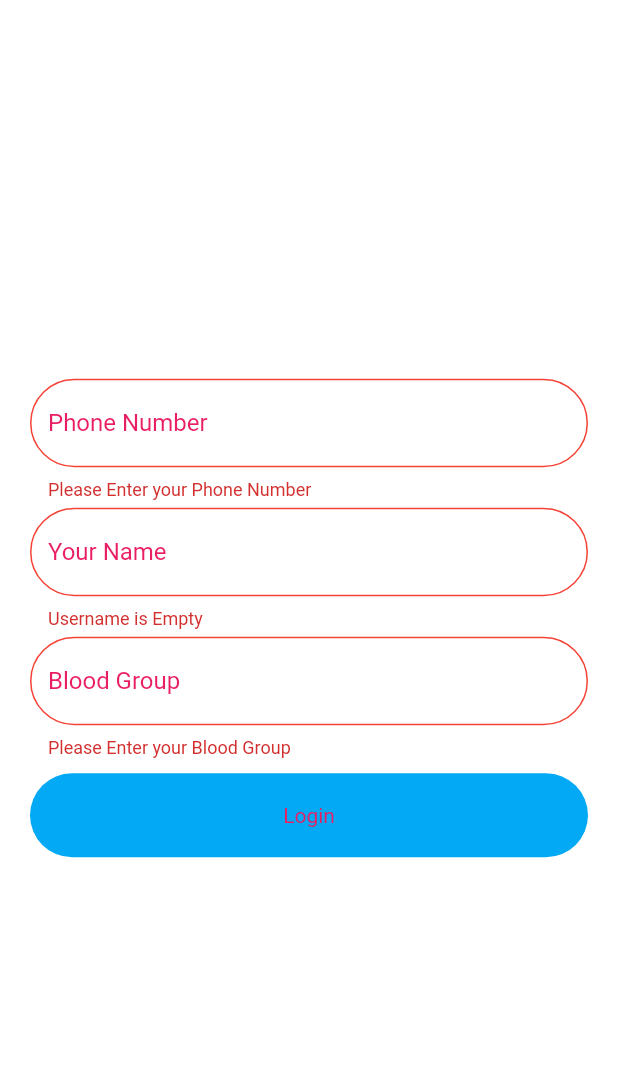
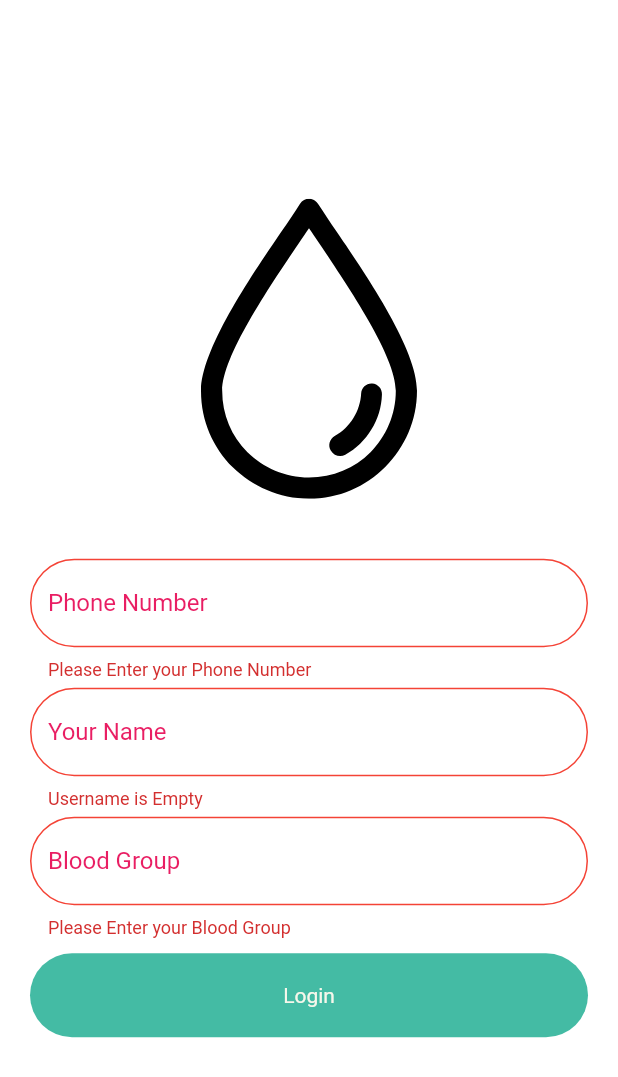
Before and after one commit to arteevraina/KnowYourDonor, a Flutter app: the screen it shows after launch, after a tap on "Login", on a phone screen of 412 x 824 dp. Shown: the top 1077 px of the screen. Run offline on Flutter 3.47's test engine with Material 2 defaults, Android fonts, the phone set to English and light mode, and no system bars; our stand-ins replace flutter_svg, google_fonts.

Commit message:
feat: assets, color codes

```diff
--- a/lib/components/button.dart
+++ b/lib/components/button.dart
@@ -1,5 +1,6 @@
 import 'package:flutter/material.dart';
 import 'package:knowyourdonor/constants/text_styles.dart';
+import 'package:knowyourdonor/constants/colors.dart';
 
 // Multipurpose Button for login and other tasks.
 Widget Button(
@@ -11,11 +12,13 @@ Widget Button(
     padding: EdgeInsets.symmetric(vertical: 20),
     width: MediaQuery.of(context).size.width,
     decoration: BoxDecoration(
-        color: backgroundColor, borderRadius: BorderRadius.circular(30)),
+      color: buttonColor,
+      borderRadius: BorderRadius.circular(30),
+    ),
     child: Center(
       child: Text(
         buttonText,
-        style: mediumTextStyle(),
+        style: buttonTextStyle(),
       ),
     ),
   );
--- a/lib/components/textbox.dart
+++ b/lib/components/textbox.dart
@@ -1,5 +1,6 @@
 import 'package:flutter/material.dart';
 import 'package:knowyourdonor/constants/text_styles.dart';
+import 'package:knowyourdonor/constants/colors.dart';
 
 // TextBox for Emails, Password, Phone Number
 Widget TextBox(
@@ -31,7 +32,9 @@ Widget TextBox(
         ),
       ),
       enabledBorder: OutlineInputBorder(
-        borderSide: BorderSide(color: Colors.blue),
+        borderSide: BorderSide(
+          color: textFieldBorderColor,
+        ),
         borderRadius: BorderRadius.all(
           Radius.circular(30),
         ),
--- /dev/null
+++ b/lib/constants/colors.dart
@@ -0,0 +1,8 @@
+import 'package:flutter/material.dart';
+
+const Color backgroundColor = Color(0xFFF6F7EB);
+const Color normalTextColor = Color(0xFF393E41);
+const Color errorTextColor = Color(0xFFE94F37);
+const Color buttonColor = Color(0xFF44BBA4);
+const Color buttonTextColor = Color(0xFFF6F7EB);
+const Color textFieldBorderColor = Color(0xFF3F88C5);
--- a/lib/constants/text_styles.dart
+++ b/lib/constants/text_styles.dart
@@ -1,5 +1,6 @@
 import 'package:flutter/material.dart';
 import 'package:google_fonts/google_fonts.dart';
+import 'package:knowyourdonor/constants/colors.dart';
 
 TextStyle mediumTextStyle() {
   return GoogleFonts.josefinSlab(
@@ -8,3 +9,11 @@ TextStyle mediumTextStyle() {
     ),
   );
 }
+
+TextStyle buttonTextStyle() {
+  return GoogleFonts.josefinSlab(
+    textStyle: TextStyle(
+      color: buttonTextColor,
+    ),
+  );
+}
--- a/lib/views/login_page.dart
+++ b/lib/views/login_page.dart
@@ -1,4 +1,5 @@
 import 'package:flutter/material.dart';
+import 'package:flutter_svg/flutter_svg.dart';
 import 'package:knowyourdonor/components/textbox.dart';
 import 'package:knowyourdonor/components/button.dart';
 import 'package:knowyourdonor/constants/validators.dart';
@@ -29,7 +30,20 @@ class _LoginPageState extends State<LoginPage> {
           horizontal: 20,
         ),
         color: Colors.white,
-        child: Form(
+        child: Column(
+          mainAxisAlignment: MainAxisAlignment.center,
+          children: [
+            Container(
+              width: 200,
+              height: 200,
+              child: SvgPicture.asset(
+                'assets/drop.svg',
+              ),
+            ),
+            SizedBox(
+              height: 40,
+            ),
+            Form(
               key: _formKey,
               child: Column(
                 mainAxisAlignment: MainAxisAlignment.center,
@@ -69,12 +83,13 @@ class _LoginPageState extends State<LoginPage> {
                     child: Button(
                       context: context,
                       buttonText: "Login",
-                  backgroundColor: Colors.lightBlue,
                     ),
                   )
                 ],
               ),
             ),
+          ],
+        ),
       ),
     );
   }
--- a/pubspec.yaml
+++ b/pubspec.yaml
@@ -28,6 +28,7 @@ dependencies:
   # Use with the CupertinoIcons class for iOS style icons.
   cupertino_icons: ^1.0.0
   google_fonts: ^1.1.1
+  flutter_svg: ^0.18.1
 
 dev_dependencies:
   flutter_test:
@@ -44,9 +45,8 @@ flutter:
   uses-material-design: true
 
   # To add assets to your application, add an assets section, like this:
-  # assets:
-  #   - images/a_dot_burr.jpeg
-  #   - images/a_dot_ham.jpeg
+  assets:
+    - assets/
 
   # An image asset can refer to one or more resolution-specific "variants", see
   # https://flutter.dev/assets-and-images/#resolution-aware.
```
Also changed, not shown: assets/drop.svg (added). Lines whose indentation alone changed are shown as unchanged.
